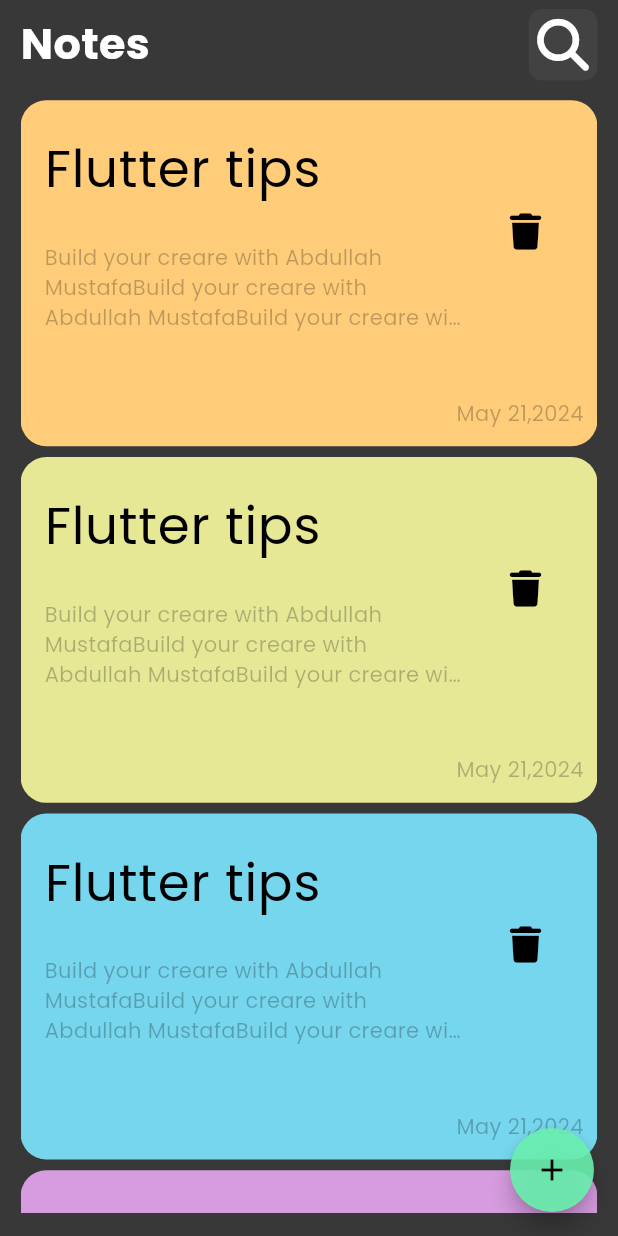
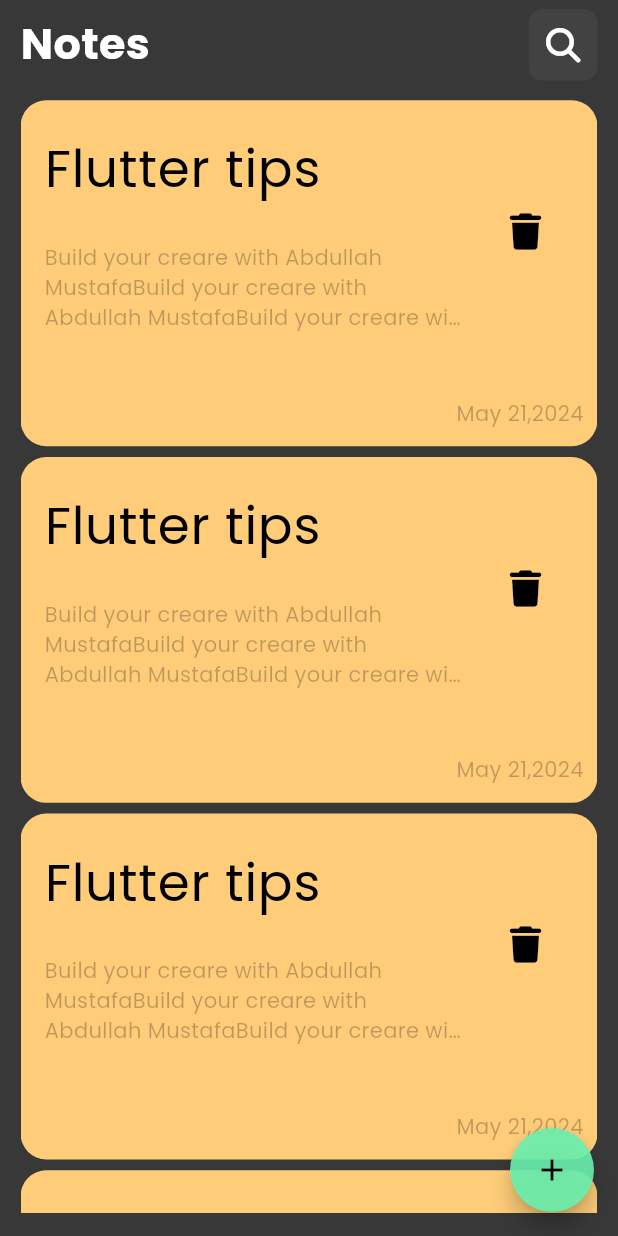
Before and after one commit to AbdullahMustafa321/Notes-App, a Flutter app: the screen it shows after launch, on a phone screen of 412 x 824 dp. Run offline on Flutter 3.47's test engine with Material 3 defaults, Android fonts, the phone set to English and light mode, and no system bars; our stand-ins replace flutter_screenutil, font_awesome_flutter.

Commit message:
notes view ui done

```diff
--- a/lib/view/widgets/custom_icon_widget.dart
+++ b/lib/view/widgets/custom_icon_widget.dart
@@ -17,7 +17,7 @@ final IconData icon;
         ),
         child: Icon(
           icon,
-          size: 30.sp,
+          size: 20.sp,
         ),
       ),
     );
--- a/lib/view/widgets/notes_body_widget.dart
+++ b/lib/view/widgets/notes_body_widget.dart
@@ -4,8 +4,7 @@ import 'package:font_awesome_flutter/font_awesome_flutter.dart';
 import 'package:notes_app/view/screens/edit_note_screen.dart';
 
 class NotesBodyWidget extends StatelessWidget {
-  const NotesBodyWidget({super.key, required this.color});
-final Color color;
+  const NotesBodyWidget({super.key});
   @override
   Widget build(BuildContext context) {
     return Padding(
@@ -18,7 +17,8 @@ final Color color;
             padding: EdgeInsets.only(top: 10.h, bottom: 10.h),
             decoration: BoxDecoration(
                 borderRadius: BorderRadius.circular(15.r),
-                color: color),
+                color:   Color(0xffFFCD7A),
+            ),
             child: Column(
               children: [
                 ListTile(
--- a/lib/view/widgets/notes_list_view_widget.dart
+++ b/lib/view/widgets/notes_list_view_widget.dart
@@ -4,21 +4,16 @@ import 'package:notes_app/view/widgets/notes_body_widget.dart';
 
 class NotesListViewWidget extends StatelessWidget {
   const NotesListViewWidget({super.key});
-final colorsList =const [
-  Color(0xffFFCD7A),
-  Color(0xffE7E896),
-  Color(0xff76D6EE),
-  Color(0xffD69CDF)
-];
+
   @override
   Widget build(BuildContext context) {
     return Padding(
       padding:  EdgeInsets.symmetric(vertical: 8.h),
       child: ListView.builder(
         padding: EdgeInsets.zero,
-        itemCount: 4,
+        itemCount: 15,
           itemBuilder: (context,index){
-        return  NotesBodyWidget(color: colorsList[index],);
+        return  const NotesBodyWidget();
       }),
     );
   }
```
